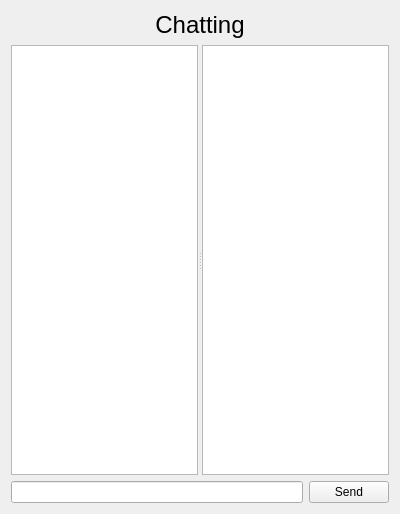
First picture: the form in chattingform.ui, repository ChunJeong27/CRMMiniProject, before the edit.
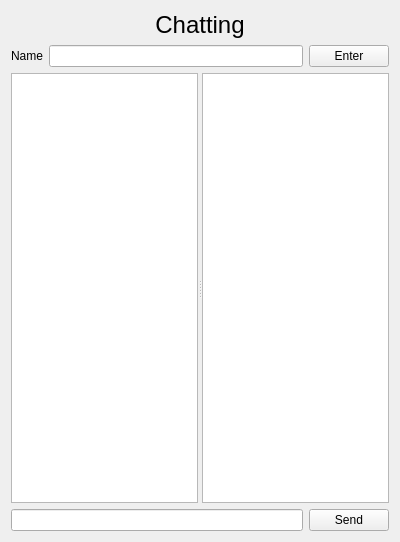
Second picture: the form after the edit.

Patch:
```diff
--- a/chattingform.ui
+++ b/chattingform.ui
@@ -35,6 +35,27 @@
      </property>
     </widget>
    </item>
+   <item>
+    <layout class="QHBoxLayout" name="horizontalLayout_2">
+     <item>
+      <widget class="QLabel" name="label_2">
+       <property name="text">
+        <string>Name</string>
+       </property>
+      </widget>
+     </item>
+     <item>
+      <widget class="QLineEdit" name="nameLineEdit"/>
+     </item>
+     <item>
+      <widget class="QPushButton" name="enterPushButton">
+       <property name="text">
+        <string>Enter</string>
+       </property>
+      </widget>
+     </item>
+    </layout>
+   </item>
    <item>
     <widget class="QSplitter" name="splitter">
      <property name="orientation">
```
Left out of the diff: 2 changed lines with no effect on the pictures.
